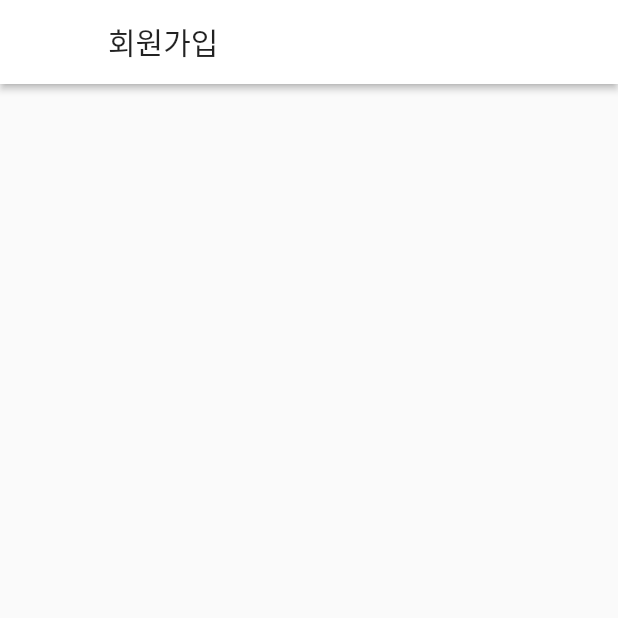
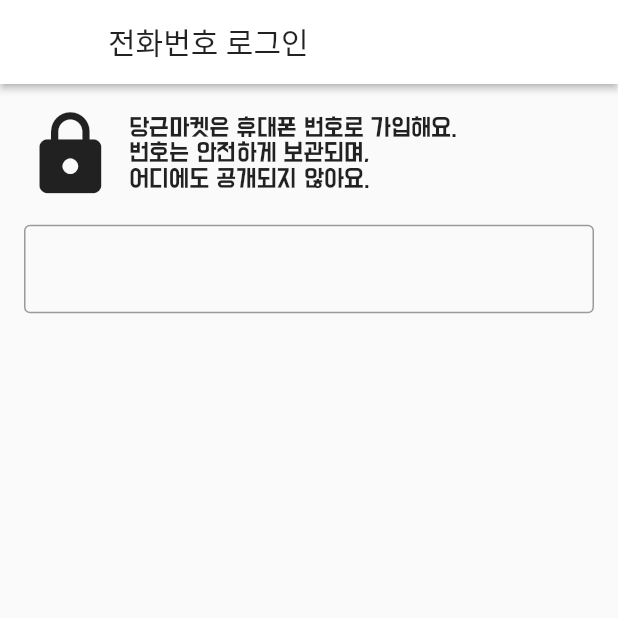
Before and after one commit to reload1bronze/carrot_market_clone, a Flutter app: the screen it shows after launch, swiped to page 3, on a phone screen of 412 x 824 dp, the top half of it. Run offline on Flutter 3.47's test engine with Material 2 defaults, Android fonts, the phone set to English and light mode, and no system bars; our stand-ins replace extended_image, logger.

Commit message:
style: padding signin_screen

```diff
--- a/lib/screens/intro_screen.dart
+++ b/lib/screens/intro_screen.dart
@@ -53,9 +53,7 @@ class IntroScreen extends StatelessWidget {
               Text(
                 '''당근마켓은 동네 직거래 마켓이에요.
                 내 동네를 설정하고 시작해보세요.''',
-                style: TextStyle(
-                  fontSize: 16,
-                ),
+                style: Theme.of(context).textTheme.headline6,
               ),
               Column(
                 crossAxisAlignment: CrossAxisAlignment.stretch,
--- a/lib/screens/signin_screen.dart
+++ b/lib/screens/signin_screen.dart
@@ -1,19 +1,61 @@
 import 'package:flutter/material.dart';
 
+import '../constants/common_size.dart';
+
 class SigninScreen extends StatelessWidget {
-  const SigninScreen({Key? key}) : super(key: key);
+  SigninScreen({Key? key}) : super(key: key);
+
+  final inputBorder = OutlineInputBorder(
+    borderSide: BorderSide(color: Colors.grey),
+  );
 
   @override
   Widget build(BuildContext context) {
+    return LayoutBuilder(
+      builder: ((context, constraints) {
+        Size size = MediaQuery.of(context).size;
+
         return Scaffold(
           appBar: AppBar(
             title: Text(
-          '회원가입',
+              '전화번호 로그인',
               style: Theme.of(context).appBarTheme.titleTextStyle!.copyWith(
                     fontSize: 20.0,
                   ),
             ),
           ),
+          body: Padding(
+            padding: const EdgeInsets.all(k_padding),
+            child: Column(
+              children: [
+                Row(
+                  children: [
+                    Icon(
+                      Icons.lock,
+                      size: size.width * 0.15,
+                    ),
+                    SizedBox(
+                      width: k_padding_s,
+                    ),
+                    Text('''당근마켓은 휴대폰 번호로 가입해요.
+번호는 안전하게 보관되며,
+어디에도 공개되지 않아요.'''),
+                  ],
+                ),
+                SizedBox(
+                  height: k_padding,
+                ),
+                TextFormField(
+                  decoration: InputDecoration(
+                    border: inputBorder,
+                    focusedBorder: inputBorder,
+                  ),
+                ),
+              ],
+            ),
+          ),
+        );
+      }),
     );
   }
 }
```
Lines whose indentation alone changed are shown as unchanged.
